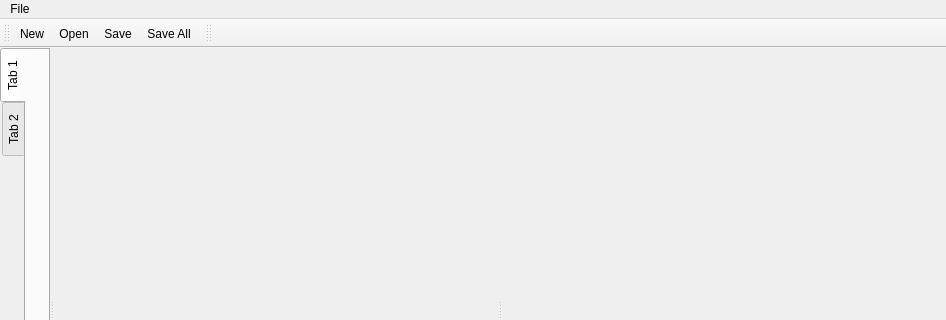
This is RedPandaIDE/mainwindow.ui in royqh1979/RedPanda-CPP as Qt 5 draws it before an edit; both pictures show x 0 to 946 and y 0 to 320 of the 946 by 657 pixel window. The edited form follows.
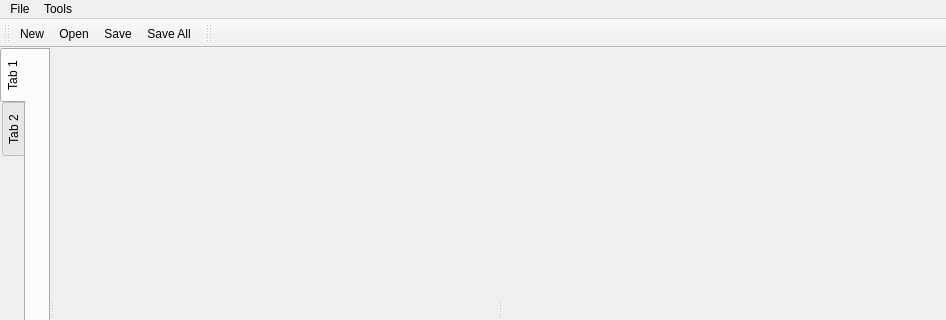
This is the edited form. Icons and pictures are not drawn.

Diff of the .ui file:
```diff
--- a/RedPandaIDE/mainwindow.ui
+++ b/RedPandaIDE/mainwindow.ui
@@ -193,9 +193,16 @@
     <addaction name="separator"/>
     <addaction name="actionSave"/>
     <addaction name="actionSaveAs"/>
-    <addaction name="actionSave_All"/>
+    <addaction name="actionSaveAll"/>
+   </widget>
+   <widget class="QMenu" name="menuTools">
+    <property name="title">
+     <string>Tools</string>
+    </property>
+    <addaction name="actionOptions"/>
    </widget>
    <addaction name="menuFile"/>
+   <addaction name="menuTools"/>
   </widget>
   <widget class="QStatusBar" name="statusbar"/>
   <widget class="QToolBar" name="toolBar">
```
Left out of the diff: 9 changed lines with no effect on the pictures.
